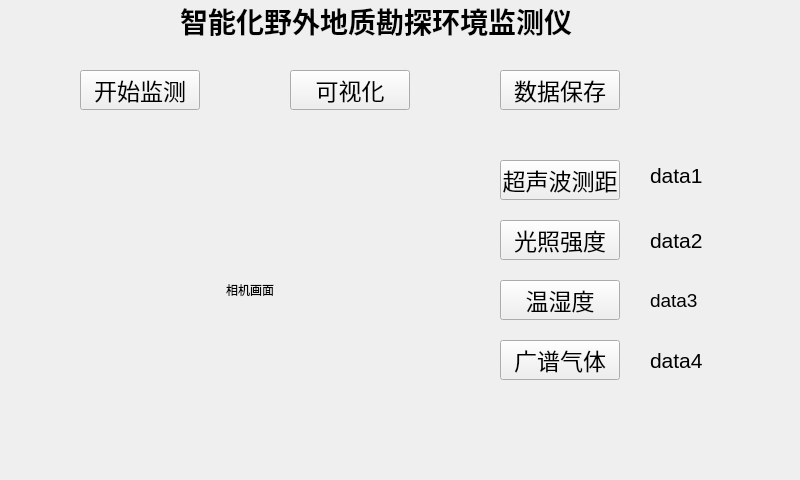
This is mainwindow.ui in gbn666/GeoProspector as Qt 5 draws it before an edit. The edited form follows.
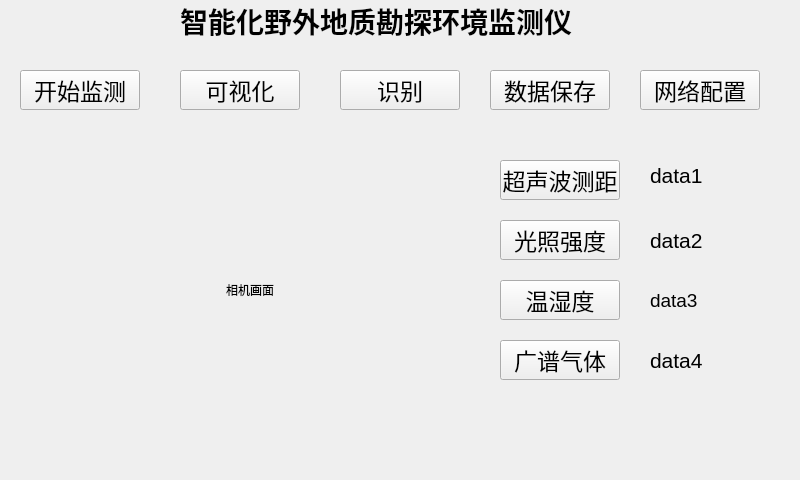
This is the edited form. Icons and pictures are not drawn.

The edit to the form file:
```diff
--- a/mainwindow.ui
+++ b/mainwindow.ui
@@ -47,7 +47,7 @@
      <rect>
       <x>180</x>
       <y>0</y>
-      <width>400</width>
+      <width>411</width>
       <height>41</height>
      </rect>
     </property>
@@ -66,7 +66,7 @@
    <widget class="QPushButton" name="viewButton">
     <property name="geometry">
      <rect>
-      <x>290</x>
+      <x>180</x>
       <y>70</y>
       <width>120</width>
       <height>40</height>
@@ -88,7 +88,7 @@
    <widget class="QPushButton" name="saveButton">
     <property name="geometry">
      <rect>
-      <x>500</x>
+      <x>490</x>
       <y>70</y>
       <width>120</width>
       <height>40</height>
@@ -199,7 +199,7 @@
    <widget class="QPushButton" name="startButton">
     <property name="geometry">
      <rect>
-      <x>80</x>
+      <x>20</x>
       <y>70</y>
       <width>120</width>
       <height>40</height>
@@ -287,6 +287,44 @@
      <string>data4</string>
     </property>
    </widget>
+   <widget class="QPushButton" name="recognitionButton">
+    <property name="geometry">
+     <rect>
+      <x>340</x>
+      <y>70</y>
+      <width>120</width>
+      <height>40</height>
+     </rect>
+    </property>
+    <property name="font">
+     <font>
+      <family>AR PL UKai CN</family>
+      <pointsize>17</pointsize>
+     </font>
+    </property>
+    <property name="text">
+     <string>识别</string>
+    </property>
+   </widget>
+   <widget class="QPushButton" name="wifiButton">
+    <property name="geometry">
+     <rect>
+      <x>640</x>
+      <y>70</y>
+      <width>120</width>
+      <height>40</height>
+     </rect>
+    </property>
+    <property name="font">
+     <font>
+      <family>AR PL UKai CN</family>
+      <pointsize>17</pointsize>
+     </font>
+    </property>
+    <property name="text">
+     <string>网络配置</string>
+    </property>
+   </widget>
   </widget>
  </widget>
  <layoutdefault spacing="6" margin="11"/>
```
